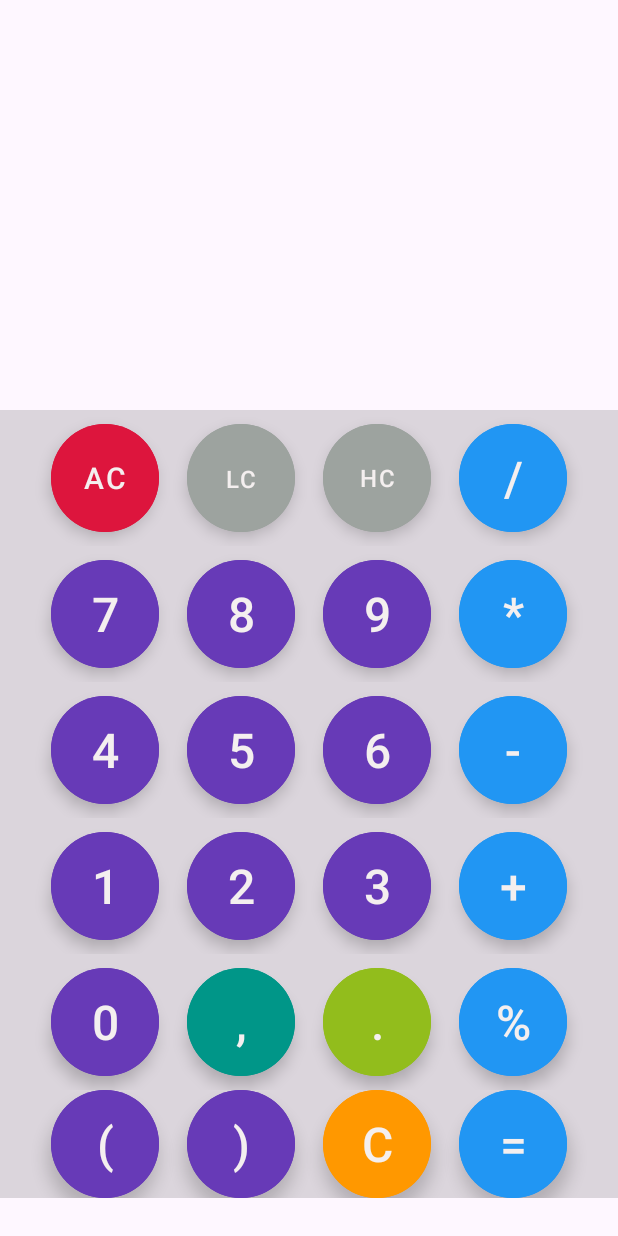
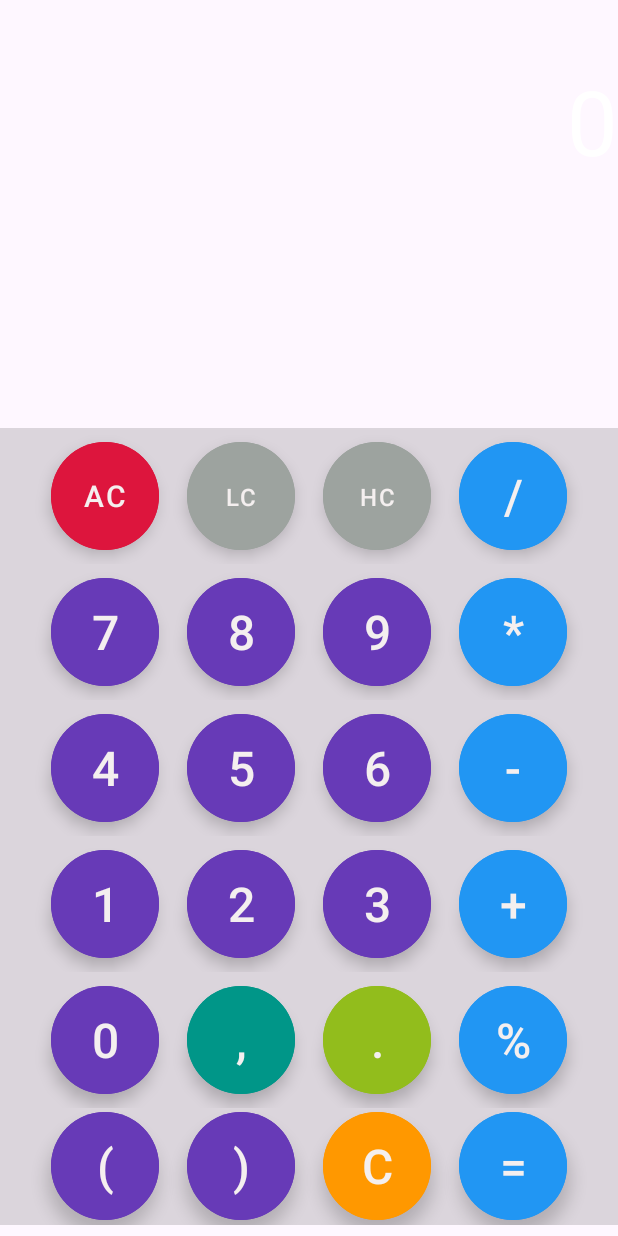
Before and after one commit to student-sandip/calculator_app, an Android app: the layout activity_main.xml on its own in the app's theme, with its tools: preview values and no code run, on a phone screen of 412 x 824 dp. Run offline under Robolectric (Android 15) with nearby library versions, the phone set to English and light mode, and no system bars.

Commit message:
size fixed

```diff
--- a/app/src/main/java/com/example/snehacalculator/MainActivity.java
+++ b/app/src/main/java/com/example/snehacalculator/MainActivity.java
@@ -142,24 +142,22 @@ public class MainActivity extends AppCompatActivity {
         // Set OnClickListener for C (Clear last character) button
         button_c.setOnClickListener(view -> {
             String s = text_result.getText().toString();
-            if (s.length() > 0 && !s.equals("0") && !s.equals("Error")) { // Also clear error message
+            if (s.length() > 0 && !s.equals("0") && !s.equals("Error")) {
                 s = s.substring(0, s.length() - 1);
-                if (s.isEmpty() || s.equals("-")) { // If only '-' left, turn to '0'
+                if (s.isEmpty() || s.equals("-")) {
                     text_result.setText("0");
                 } else {
                     text_result.setText(s);
                 }
             } else if (s.equals("Error")) {
-                text_result.setText("0"); // Clear error to 0
+                text_result.setText("0");
             }
             vibrateDevice();
         });
 
-        // Set OnClickListener for dot button
+
         button_dot.setOnClickListener(view -> {
             String currentText = text_result.getText().toString();
-            // Check if the current segment of the number already contains a dot
-            // Find the last operator or parenthesis to determine the current number segment
             int lastOperatorIndex = -1;
             int lastParenIndex = -1;
             for(int i = currentText.length() - 1; i >= 0; i--) {
--- a/app/src/main/res/layout/activity_main.xml
+++ b/app/src/main/res/layout/activity_main.xml
@@ -7,39 +7,22 @@
     android:layout_height="match_parent"
     tools:context=".MainActivity">
 
-
-<!--    <TextView-->
-<!--        android:id="@+id/text_result"-->
-<!--        android:layout_width="364dp"-->
-<!--        android:layout_height="wrap_content"-->
-<!--        android:layout_alignParentStart="true"-->
-<!--        android:layout_alignParentTop="true"-->
-<!--        android:layout_alignParentEnd="true"-->
-<!--        android:layout_alignParentBottom="true"-->
-<!--        android:layout_marginStart="30dp"-->
-<!--        android:layout_marginLeft="16dp"-->
-<!--        android:layout_marginTop="64dp"-->
-<!--        android:layout_marginEnd="21dp"-->
-<!--        android:layout_marginRight="16dp"-->
-<!--        android:layout_marginBottom="645dp"-->
-<!--        android:text="0" />-->
-
     <TextView
         android:id="@+id/text_result"
-        android:layout_width="wrap_content"
-        android:layout_height="170dp"
+        android:layout_width="match_parent"
+        android:layout_height="136dp"
         android:layout_above="@id/buttons_layout"
         android:layout_alignParentStart="true"
         android:layout_alignParentTop="true"
         android:layout_alignParentEnd="true"
-        android:layout_marginStart="16dp"
+        android:layout_marginStart="0dp"
         android:layout_marginLeft="16dp"
         android:layout_marginTop="40dp"
-        android:layout_marginEnd="16dp"
+        android:layout_marginEnd="0dp"
         android:layout_marginRight="16dp"
-        android:layout_marginBottom="12dp"
+        android:layout_marginBottom="5dp"
         android:elegantTextHeight="true"
-        android:text=" "
+        android:text="0"
         android:textAlignment="textEnd"
         android:textColor="@color/white"
         android:textSize="60sp" />
@@ -47,24 +30,22 @@
     <LinearLayout
         android:id="@+id/buttons_layout"
         android:layout_width="match_parent"
-        android:layout_height="525dp"
+        android:layout_height="531dp"
         android:layout_alignParentStart="true"
         android:layout_alignParentEnd="true"
         android:layout_alignParentBottom="true"
         android:layout_marginStart="0dp"
         android:layout_marginEnd="0dp"
-        android:layout_marginBottom="25dp"
+        android:layout_marginBottom="7dp"
         android:background="#23000000"
         android:orientation="vertical"
         android:paddingVertical="0dp">
-
 
         <LinearLayout
             android:layout_width="match_parent"
             android:layout_height="wrap_content"
             android:gravity="center"
             android:orientation="horizontal">
-
 
             <com.google.android.material.button.MaterialButton
                 android:id="@+id/button_ac"
@@ -75,7 +56,7 @@
                 android:backgroundTint="#DD153D"
                 android:text="AC"
                 android:textColor="#F4EFEF"
-                android:textSize="20dp"
+                android:textSize="20sp"
                 app:cornerRadius="36dp" />
 
             <com.google.android.material.button.MaterialButton
@@ -87,7 +68,7 @@
                 android:backgroundTint="#9DA39F"
                 android:text="lcm"
                 android:textColor="#F4EFEF"
-                android:textSize="16dp"
+                android:textSize="16sp"
                 app:cornerRadius="36dp" />
 
             <com.google.android.material.button.MaterialButton
@@ -97,11 +78,10 @@
                 android:layout_height="72dp"
                 android:layout_margin="9dp"
                 android:backgroundTint="#9DA39F"
-                android:text="hc"
+                android:text="hcf"
                 android:textColor="#F4EFEF"
-                android:textSize="16dp"
+                android:textSize="16sp"
                 app:cornerRadius="36dp" />
-
 
             <com.google.android.material.button.MaterialButton
                 android:id="@+id/button_divide"
@@ -112,9 +92,8 @@
                 android:backgroundTint="#2196F3"
                 android:text="/"
                 android:textColor="#F4EFEF"
-                android:textSize="32dp"
+                android:textSize="32sp"
                 app:cornerRadius="36dp" />
-
 
         </LinearLayout>
 
@@ -123,7 +102,6 @@
             android:layout_height="wrap_content"
             android:gravity="center"
             android:orientation="horizontal">
-
 
             <com.google.android.material.button.MaterialButton
                 android:id="@+id/button_7"
@@ -134,7 +112,7 @@
                 android:backgroundTint="#673AB7"
                 android:text="7"
                 android:textColor="#F4EFEF"
-                android:textSize="32dp"
+                android:textSize="32sp"
                 app:cornerRadius="36dp" />
 
             <com.google.android.material.button.MaterialButton
@@ -146,7 +124,7 @@
                 android:backgroundTint="#673AB7"
                 android:text="8"
                 android:textColor="#F4EFEF"
-                android:textSize="32dp"
+                android:textSize="32sp"
                 app:cornerRadius="36dp" />
 
             <com.google.android.material.button.MaterialButton
@@ -158,9 +136,8 @@
                 android:backgroundTint="#673AB7"
                 android:text="9"
                 android:textColor="#F4EFEF"
-                android:textSize="32dp"
+                android:textSize="32sp"
                 app:cornerRadius="36dp" />
-
 
             <com.google.android.material.button.MaterialButton
                 android:id="@+id/button_multiply"
@@ -171,9 +148,8 @@
                 android:backgroundTint="#2196F3"
                 android:text="*"
                 android:textColor="#F4EFEF"
-                android:textSize="32dp"
+                android:textSize="32sp"
                 app:cornerRadius="36dp" />
-
 
         </LinearLayout>
 
@@ -182,7 +158,6 @@
             android:layout_height="wrap_content"
             android:gravity="center"
             android:orientation="horizontal">
-
 
             <com.google.android.material.button.MaterialButton
                 android:id="@+id/button_4"
@@ -193,7 +168,7 @@
                 android:backgroundTint="#673AB7"
                 android:text="4"
                 android:textColor="#F4EFEF"
-                android:textSize="32dp"
+                android:textSize="32sp"
                 app:cornerRadius="36dp" />
 
             <com.google.android.material.button.MaterialButton
@@ -205,7 +180,7 @@
                 android:backgroundTint="#673AB7"
                 android:text="5"
                 android:textColor="#F4EFEF"
-                android:textSize="32dp"
+                android:textSize="32sp"
                 app:cornerRadius="36dp" />
 
             <com.google.android.material.button.MaterialButton
@@ -217,9 +192,8 @@
                 android:backgroundTint="#673AB7"
                 android:text="6"
                 android:textColor="#F4EFEF"
-                android:textSize="32dp"
+                android:textSize="32sp"
                 app:cornerRadius="36dp" />
-
 
             <com.google.android.material.button.MaterialButton
                 android:id="@+id/button_subtraction"
@@ -230,9 +204,8 @@
                 android:backgroundTint="#2196F3"
                 android:text="-"
                 android:textColor="#F4EFEF"
-                android:textSize="32dp"
+                android:textSize="32sp"
                 app:cornerRadius="36dp" />
-
 
         </LinearLayout>
 
@@ -241,7 +214,6 @@
             android:layout_height="wrap_content"
             android:gravity="center"
             android:orientation="horizontal">
-
 
             <com.google.android.material.button.MaterialButton
                 android:id="@+id/button_1"
@@ -252,7 +224,7 @@
                 android:backgroundTint="#673AB7"
                 android:text="1"
                 android:textColor="#F4EFEF"
-                android:textSize="32dp"
+                android:textSize="32sp"
                 app:cornerRadius="36dp" />
 
             <com.google.android.material.button.MaterialButton
@@ -264,7 +236,7 @@
                 android:backgroundTint="#673AB7"
                 android:text="2"
                 android:textColor="#F4EFEF"
-                android:textSize="32dp"
+                android:textSize="32sp"
                 app:cornerRadius="36dp" />
 
             <com.google.android.material.button.MaterialButton
@@ -276,9 +248,8 @@
                 android:backgroundTint="#673AB7"
                 android:text="3"
                 android:textColor="#F4EFEF"
-                android:textSize="32dp"
+                android:textSize="32sp"
                 app:cornerRadius="36dp" />
-
 
             <com.google.android.material.button.MaterialButton
                 android:id="@+id/button_addition"
@@ -289,9 +260,8 @@
                 android:backgroundTint="#2196F3"
                 android:text="+"
                 android:textColor="#F4EFEF"
-                android:textSize="32dp"
+                android:textSize="32sp"
                 app:cornerRadius="36dp" />
-
 
         </LinearLayout>
 
@@ -300,7 +270,6 @@
             android:layout_height="wrap_content"
             android:gravity="center"
             android:orientation="horizontal">
-
 
             <com.google.android.material.button.MaterialButton
                 android:id="@+id/button_0"
@@ -311,7 +280,7 @@
                 android:backgroundTint="#673AB7"
                 android:text="0"
                 android:textColor="#F4EFEF"
-                android:textSize="32dp"
+                android:textSize="32sp"
                 app:cornerRadius="36dp" />
 
             <com.google.android.material.button.MaterialButton
@@ -323,7 +292,7 @@
                 android:backgroundTint="#009688"
                 android:text=","
                 android:textColor="#F4EFEF"
-                android:textSize="32dp"
+                android:textSize="32sp"
                 app:cornerRadius="36dp" />
 
             <com.google.android.material.button.MaterialButton
@@ -338,7 +307,6 @@
                 android:textSize="32sp"
                 app:cornerRadius="36dp" />
 
-
             <com.google.android.material.button.MaterialButton
                 android:id="@+id/button_modulo"
                 style="@style/Widget.MaterialComponents.ExtendedFloatingActionButton"
@@ -348,18 +316,16 @@
                 android:backgroundTint="#2196F3"
                 android:text="%"
                 android:textColor="#F4EFEF"
-                android:textSize="32dp"
+                android:textSize="32sp"
                 app:cornerRadius="36dp" />
 
         </LinearLayout>
-
 
         <LinearLayout
             android:layout_width="match_parent"
             android:layout_height="wrap_content"
             android:gravity="center"
             android:orientation="horizontal">
-
 
             <com.google.android.material.button.MaterialButton
                 android:id="@+id/button_openbtackets"
@@ -370,7 +336,7 @@
                 android:backgroundTint="#673AB7"
                 android:text="("
                 android:textColor="#F4EFEF"
-                android:textSize="32dp"
+                android:textSize="32sp"
                 app:cornerRadius="36dp" />
 
             <com.google.android.material.button.MaterialButton
@@ -382,7 +348,7 @@
                 android:backgroundTint="#673AB7"
                 android:text=")"
                 android:textColor="#F4EFEF"
-                android:textSize="32dp"
+                android:textSize="32sp"
                 app:cornerRadius="36dp" />
 
             <com.google.android.material.button.MaterialButton
@@ -397,7 +363,6 @@
                 android:textSize="32sp"
                 app:cornerRadius="36dp" />
 
-
             <com.google.android.material.button.MaterialButton
                 android:id="@+id/button_equals"
                 style="@style/Widget.MaterialComponents.ExtendedFloatingActionButton"
@@ -407,7 +372,7 @@
                 android:backgroundTint="#2196F3"
                 android:text="="
                 android:textColor="#F4EFEF"
-                android:textSize="32dp"
+                android:textSize="32sp"
                 app:cornerRadius="36dp" />
 
         </LinearLayout>
```
